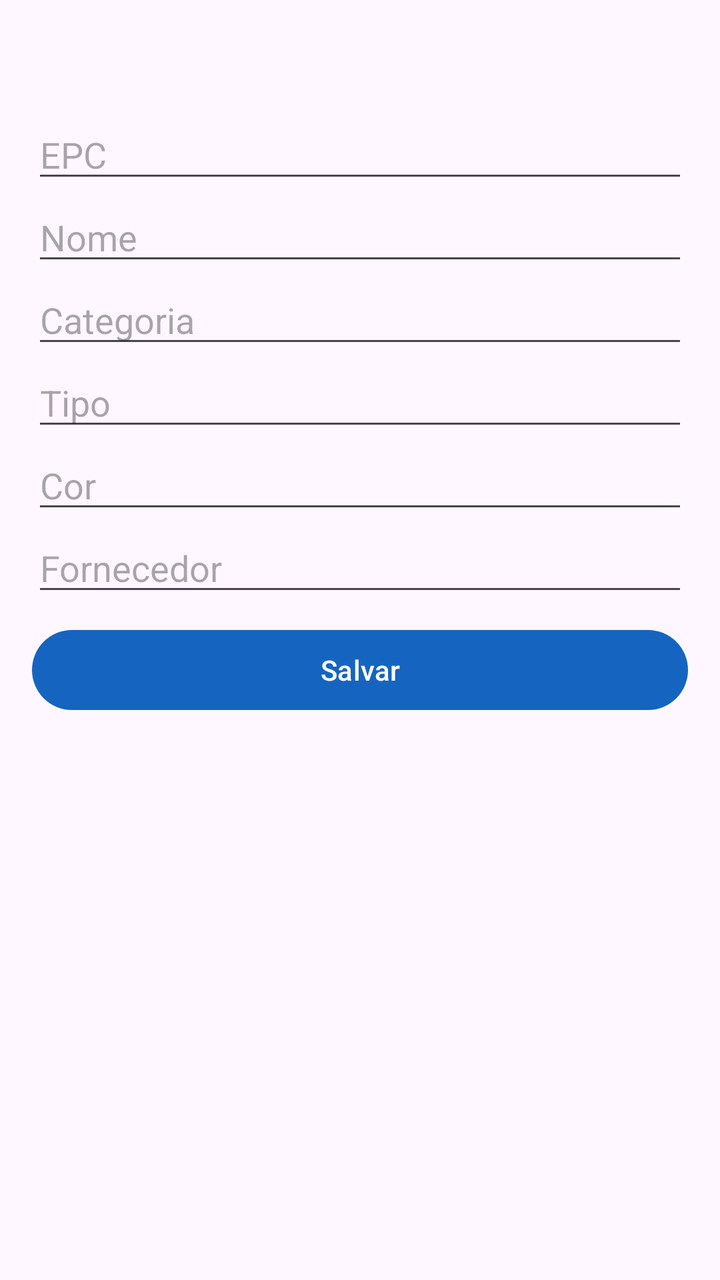
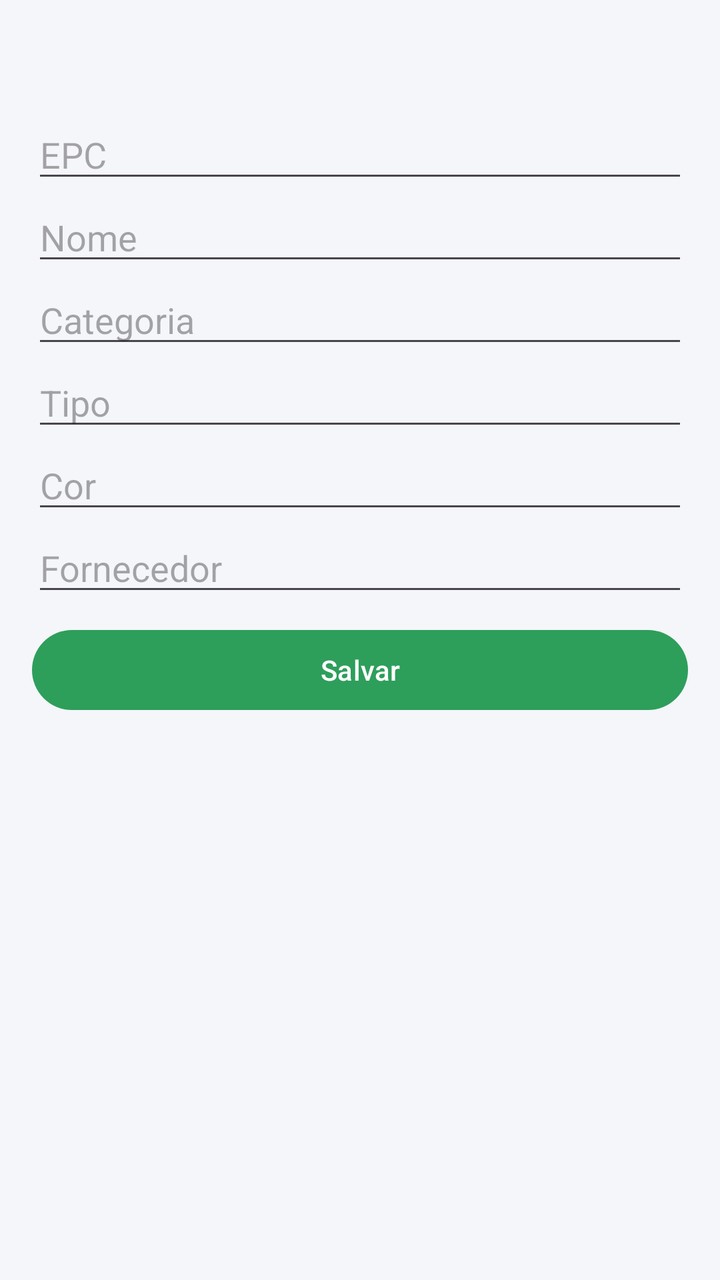

An Android layout rendered at two revisions. The XML below is the earlier revision; the diff shows what the commit changed to produce the second picture.
<!-- AndroidManifest.xml: application theme Theme.InventarioTRI082 -->
<!-- res/layout/fragment_item_form.xml -->
<?xml version="1.0" encoding="utf-8"?>
<ScrollView xmlns:android="http://schemas.android.com/apk/res/android"
    android:layout_width="match_parent"
    android:layout_height="match_parent">

    <LinearLayout
        android:layout_width="match_parent"
        android:layout_height="wrap_content"
        android:orientation="vertical"
        android:padding="16dp">

        <TextView
            android:id="@+id/form_titulo"
            android:layout_width="wrap_content"
            android:layout_height="wrap_content"
            android:textSize="20sp"
            android:paddingBottom="12dp" />

        <EditText
            android:id="@+id/campo_epc"
            android:layout_width="match_parent"
            android:layout_height="wrap_content"
            android:hint="@string/form_epc"
            android:inputType="text"
            android:autofillHints="" />

        <EditText
            android:id="@+id/campo_nome"
            android:layout_width="match_parent"
            android:layout_height="wrap_content"
            android:hint="@string/form_nome"
            android:inputType="text"
            android:autofillHints="" />

        <EditText
            android:id="@+id/campo_categoria"
            android:layout_width="match_parent"
            android:layout_height="wrap_content"
            android:hint="@string/form_categoria"
            android:inputType="text"
            android:autofillHints="" />

        <EditText
            android:id="@+id/campo_tipo"
            android:layout_width="match_parent"
            android:layout_height="wrap_content"
            android:hint="@string/form_tipo"
            android:inputType="text"
            android:autofillHints="" />

        <EditText
            android:id="@+id/campo_cor"
            android:layout_width="match_parent"
            android:layout_height="wrap_content"
            android:hint="@string/form_cor"
            android:inputType="text"
            android:autofillHints="" />

        <EditText
            android:id="@+id/campo_fornecedor"
            android:layout_width="match_parent"
            android:layout_height="wrap_content"
            android:hint="@string/form_fornecedor"
            android:inputType="text"
            android:autofillHints="" />

        <TextView
            android:id="@+id/texto_recomendar"
            android:layout_width="match_parent"
            android:layout_height="wrap_content"
            android:layout_marginTop="12dp"
            android:text="@string/form_recomendar"
            android:visibility="gone" />

        <LinearLayout
            android:id="@+id/container_recomendacoes"
            android:layout_width="match_parent"
            android:layout_height="wrap_content"
            android:orientation="vertical"
            android:visibility="gone" />

        <Button
            android:id="@+id/botao_salvar"
            android:layout_width="match_parent"
            android:layout_height="wrap_content"
            android:layout_marginTop="8dp"
            android:text="@string/form_salvar" />

    </LinearLayout>

</ScrollView>
<!-- resources referenced by this layout -->
<resources>
  <string name="form_categoria">Categoria</string>
  <string name="form_cor">Cor</string>
  <string name="form_epc">EPC</string>
  <string name="form_fornecedor">Fornecedor</string>
  <string name="form_nome">Nome</string>
  <string name="form_recomendar">Ou reaproveite um item recente:</string>
  <string name="form_salvar">Salvar</string>
  <string name="form_tipo">Tipo</string>
  <style name="Theme.InventarioTRI082" parent="Theme.Material3.DayNight.NoActionBar">
          <item name="colorPrimary">@color/azul</item>
      </style>
  <color name="azul">#1565C0</color>
</resources>

<!-- the commit's change to res/layout/fragment_item_form.xml (unified diff, before → after) -->
@@ -81,6 +81,7 @@
 
         <Button
             android:id="@+id/botao_salvar"
+            style="@style/Botao.Principal"
             android:layout_width="match_parent"
             android:layout_height="wrap_content"
             android:layout_marginTop="8dp"
<!-- resource entries referenced after the edit -->
@@ -8,9 +8,25 @@
   <string name="form_recomendar">Ou reaproveite um item recente:</string>
   <string name="form_salvar">Salvar</string>
   <string name="form_tipo">Tipo</string>
+  <style name="Botao.Principal" parent="Widget.Material3.Button">
+          <item name="backgroundTint">@color/verde</item>
+          <item name="android:textColor">@color/branco</item>
+      </style>
   <style name="Theme.InventarioTRI082" parent="Theme.Material3.DayNight.NoActionBar">
           <item name="colorPrimary">@color/azul</item>
+          <item name="colorOnPrimary">@color/branco</item>
+          <item name="colorSecondary">@color/verde</item>
+          <item name="colorOnSecondary">@color/branco</item>
+          <item name="colorSurface">@color/branco</item>
+          <item name="colorOnSurface">@color/texto</item>
+          <item name="android:colorBackground">@color/fundo</item>
+          <item name="android:statusBarColor">@color/azul_escuro</item>
       </style>
-  <color name="azul">#1565C0</color>
+  <color name="verde">#2E9E5B</color>
+  <color name="branco">#FFFFFF</color>
+  <color name="azul">#2B448C</color>
+  <color name="texto">#1A1C1E</color>
+  <color name="fundo">#F4F6F9</color>
+  <color name="azul_escuro">#1F3269</color>
 </resources>
 
